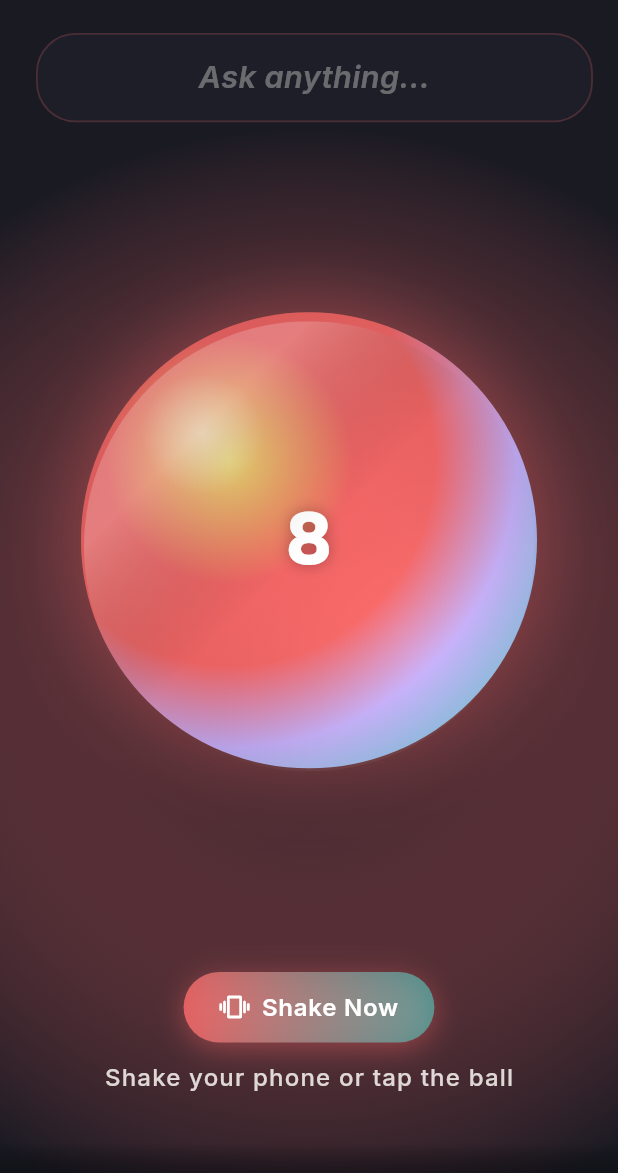
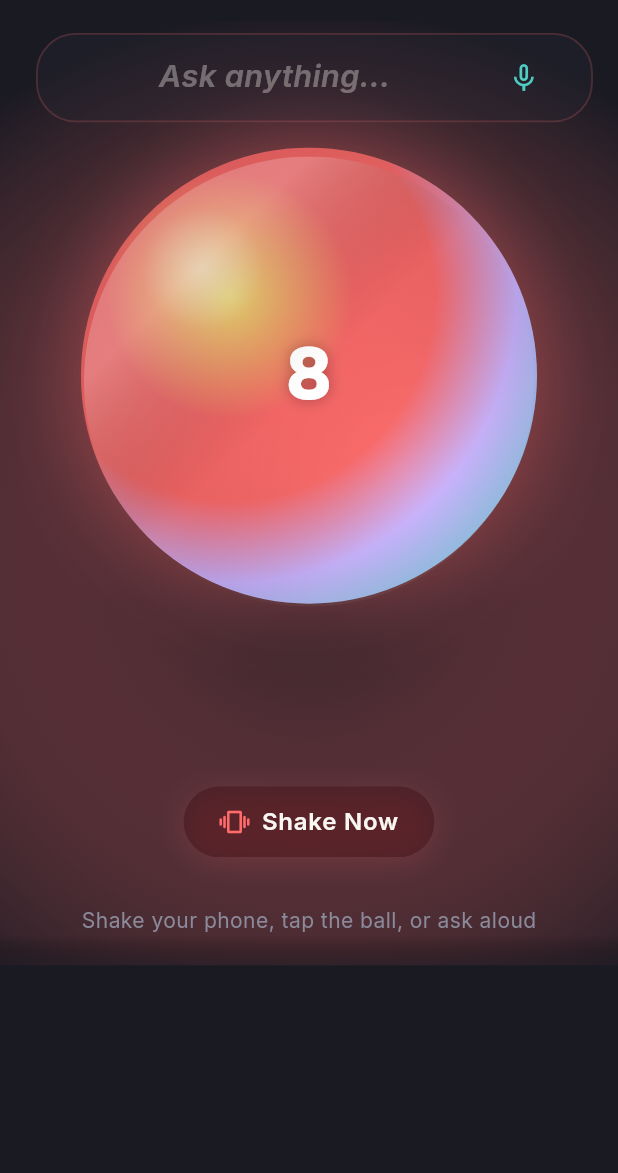
Before and after one commit to renerodr/magic-8-ball, a Flutter app: the screen it shows after launch, on a phone screen of 412 x 824 dp, the part 63-1236 px from its top. Run offline on Flutter 3.47's test engine with Material 3 defaults, Android fonts, the phone set to English and light mode, and no system bars; our stand-ins replace audioplayers, flutter_animate, google_fonts, sensors_plus, shared_preferences, speech_to_text.

Commit message:
feat: integrate voice input, answer card, and shake CTA into home screen

```diff
--- a/lib/screens/home_screen.dart
+++ b/lib/screens/home_screen.dart
@@ -1,7 +1,6 @@
 import 'dart:async';
 import 'package:flutter/material.dart';
 import 'package:flutter/services.dart';
-import 'package:flutter_animate/flutter_animate.dart';
 import 'package:http/http.dart' as http;
 import '../models/reading.dart';
 import '../services/ai_service.dart';
@@ -9,10 +8,13 @@ import '../services/haptic_service.dart';
 import '../services/history_service.dart';
 import '../services/shake_service.dart';
 import '../services/sound_service.dart';
-import '../widgets/answer_reveal_widget.dart';
+import '../widgets/answer_card_widget.dart';
 import '../widgets/magic_ball_widget.dart';
 import '../widgets/pulsing_background.dart';
+import '../widgets/shake_now_cta.dart';
 import '../widgets/tilt_gradient_widget.dart';
+import '../widgets/voice_input_button.dart';
+import '../services/speech_service.dart';
 import 'history_screen.dart';
 
 const _apiKey = String.fromEnvironment('OPENROUTER_KEY', defaultValue: '');
@@ -35,13 +37,14 @@ class _HomeScreenState extends State<HomeScreen> {
   final _soundService = SoundService();
   final _historyService = HistoryService();
   final _questionFocusNode = FocusNode();
+  final _speechService = SpeechService();
   late final AiService _aiService;
 
   StreamSubscription<void>? _shakeSubscription;
   _BallState _state = _BallState.idle;
   String _currentAnswer = '';
-  DateTime? _currentTimestamp;
   bool _isShaking = false;
+  bool _isListening = false;
 
   @override
   void initState() {
@@ -75,7 +78,6 @@ class _HomeScreenState extends State<HomeScreen> {
 
     setState(() {
       _currentAnswer = answer;
-      _currentTimestamp = timestamp;
       _state = _BallState.revealed;
       _isShaking = false;
     });
@@ -84,14 +86,43 @@ class _HomeScreenState extends State<HomeScreen> {
 
   void _reset() => setState(() {
         _state = _BallState.idle;
-        _currentTimestamp = null;
       });
+
+  Future<void> _startVoiceInput() async {
+    if (_state != _BallState.idle) return;
+
+    final available = await _speechService.initialize();
+    if (!available) {
+      if (mounted) {
+        ScaffoldMessenger.of(context).showSnackBar(
+          const SnackBar(
+            content: Text('Microphone access is needed for voice input.'),
+            duration: Duration(seconds: 2),
+          ),
+        );
+      }
+      return;
+    }
+
+    setState(() => _isListening = true);
+    final result = await _speechService.listen();
+    setState(() => _isListening = false);
+
+    if (result != null && result.isNotEmpty) {
+      _questionController.text = result;
+      await Future.delayed(const Duration(milliseconds: 300));
+      if (mounted) {
+        await _onShake();
+      }
+    }
+  }
 
   @override
   void dispose() {
     _shakeSubscription?.cancel();
     _shakeService.dispose();
     _soundService.dispose();
+    _speechService.stop();
     _questionController.dispose();
     _questionFocusNode.dispose();
     super.dispose();
@@ -140,7 +171,9 @@ class _HomeScreenState extends State<HomeScreen> {
             isDark: isDark,
             child: SafeArea(
               top: false,
+              child: SingleChildScrollView(
                 child: Column(
+                  mainAxisAlignment: MainAxisAlignment.center,
                   children: [
                   Padding(
                     padding: const EdgeInsets.fromLTRB(24, 8, 24, 0),
@@ -148,61 +181,41 @@ class _HomeScreenState extends State<HomeScreen> {
                       controller: _questionController,
                       focusNode: _questionFocusNode,
                       onSubmitted: _onShake,
+                      isListening: _isListening,
+                      onMicTap: _startVoiceInput,
                     ),
                   ),
-                  const Spacer(),
+                  const SizedBox(height: 24),
                   GestureDetector(
                     onTap: _onShake,
                     child: TiltGradientWidget(
                       size: 300,
-                      child: Stack(
-                        alignment: Alignment.center,
-                        children: [
-                          isThinking
-                              ? MagicBallWidget(isShaking: true, isThinking: true)
-                                  .animate(onPlay: (c) => c.repeat())
-                                  .shimmer(duration: 1000.ms, color: Colors.white24)
-                              : MagicBallWidget(isShaking: _isShaking),
-                          if (isRevealed && _currentTimestamp != null)
-                            Hero(
-                              tag: 'answer-${_currentTimestamp!.millisecondsSinceEpoch}',
-                              child: AnswerRevealWidget(
-                                answer: _currentAnswer,
-                                isVisible: true,
+                      child: MagicBallWidget(
+                        isShaking: _isShaking,
+                        isThinking: isThinking,
                       ),
-                            )
-                          else
-                            AnswerRevealWidget(
+                    ),
+                  ),
+                  const SizedBox(height: 24),
+                  AnswerCardWidget(
                     answer: _currentAnswer,
                     isVisible: isRevealed,
                   ),
-                        ],
-                      ),
-                    ),
-                  ),
-                  const Spacer(),
-                  Padding(
-                    padding: const EdgeInsets.only(bottom: 12),
-                    child: _ShakeNowChip(onTap: _onShake),
-                  ),
-                  Padding(
-                    padding: const EdgeInsets.only(bottom: 32),
-                    child: Text(
+                  const SizedBox(height: 16),
+                  if (_state == _BallState.idle)
+                    ShakeNowCta(onTap: _onShake),
+                  const SizedBox(height: 32),
+                  Text(
                     isThinking
                         ? 'Consulting the oracle...'
                         : isRevealed
-                          ? 'Tap the ball to ask again'
-                          : 'Shake your phone or tap the ball',
-                      style: TextStyle(
-                        color: Theme.of(context).colorScheme.onSurface.withValues(alpha: 0.85),
-                        letterSpacing: 0.8,
-                        fontSize: 16,
-                        fontWeight: FontWeight.w500,
-                      ),
-                    ),
+                            ? 'Tap to ask again'
+                            : 'Shake your phone, tap the ball, or ask aloud',
+                    style: Theme.of(context).textTheme.bodyMedium,
                   ),
                   const _BottomFadeGradient(),
                 ],
+              ),
             ),
           ),
         ),
@@ -217,7 +230,6 @@ class _BottomFadeGradient extends StatelessWidget {
 
   @override
   Widget build(BuildContext context) {
-    final isDark = Theme.of(context).brightness == Brightness.dark;
     return Container(
       height: 20,
       decoration: BoxDecoration(
@@ -226,9 +238,7 @@ class _BottomFadeGradient extends StatelessWidget {
           end: Alignment.bottomCenter,
           colors: [
             Colors.transparent,
-            isDark
-                ? const Color(0xFF0A0A0F).withValues(alpha: 0.5)
-                : const Color(0xFFF5F0FF).withValues(alpha: 0.5),
+            Theme.of(context).scaffoldBackgroundColor.withValues(alpha: 0.5),
           ],
         ),
       ),
@@ -240,11 +250,15 @@ class _QuestionInput extends StatefulWidget {
   final TextEditingController controller;
   final FocusNode focusNode;
   final VoidCallback onSubmitted;
+  final bool isListening;
+  final VoidCallback onMicTap;
 
   const _QuestionInput({
     required this.controller,
     required this.focusNode,
     required this.onSubmitted,
+    required this.isListening,
+    required this.onMicTap,
   });
 
   @override
@@ -329,7 +343,7 @@ class _QuestionInputState extends State<_QuestionInput>
                 fontWeight: FontWeight.w600,
               ),
               decoration: InputDecoration(
-                hintText: 'Ask anything...',
+                hintText: widget.isListening ? 'Listening...' : 'Ask anything...',
                 hintStyle: TextStyle(
                   color: Theme.of(context)
                       .colorScheme
@@ -338,67 +352,16 @@ class _QuestionInputState extends State<_QuestionInput>
                   fontStyle: FontStyle.italic,
                 ),
                 border: InputBorder.none,
+                suffixIcon: VoiceInputButton(
+                  isListening: widget.isListening,
+                  onTap: widget.onMicTap,
+                ),
               ),
               onSubmitted: (_) => widget.onSubmitted(),
             ),
           ),
         );
       },
-    );
-  }
-}
-
-class _ShakeNowChip extends StatelessWidget {
-  final VoidCallback onTap;
-
-  const _ShakeNowChip({required this.onTap});
-
-  @override
-  Widget build(BuildContext context) {
-    final isDark = Theme.of(context).brightness == Brightness.dark;
-    final primary = Theme.of(context).colorScheme.primary;
-    final secondary = Theme.of(context).colorScheme.secondary;
-
-    return GestureDetector(
-      onTap: onTap,
-      child: Container(
-        padding: const EdgeInsets.symmetric(horizontal: 24, vertical: 12),
-        decoration: BoxDecoration(
-          gradient: LinearGradient(
-            colors: isDark
-                ? [primary.withValues(alpha: 0.8), secondary.withValues(alpha: 0.6)]
-                : [primary, secondary],
-          ),
-          borderRadius: BorderRadius.circular(30),
-          boxShadow: [
-            BoxShadow(
-              color: primary.withValues(alpha: 0.4),
-              blurRadius: 16,
-              offset: const Offset(0, 4),
-            ),
-          ],
-        ),
-        child: Row(
-          mainAxisSize: MainAxisSize.min,
-          children: [
-            Icon(
-              Icons.vibration_rounded,
-              color: Colors.white,
-              size: 20,
-            ),
-            const SizedBox(width: 8),
-            const Text(
-              'Shake Now',
-              style: TextStyle(
-                color: Colors.white,
-                fontSize: 16,
-                fontWeight: FontWeight.w600,
-                letterSpacing: 0.5,
-              ),
-            ),
-          ],
-        ),
-      ),
     );
   }
 }
```
Lines whose indentation alone changed are shown as unchanged.
